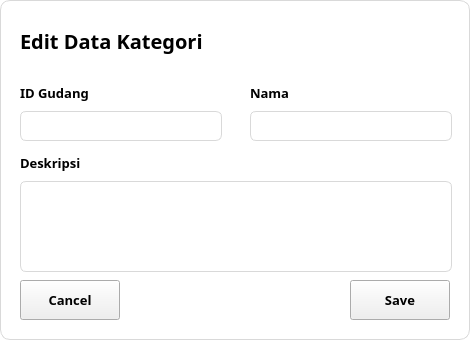
Above: ui/categoryEditDialog.ui from iKzuu/mini-erp before the change. Below: the same form after it.
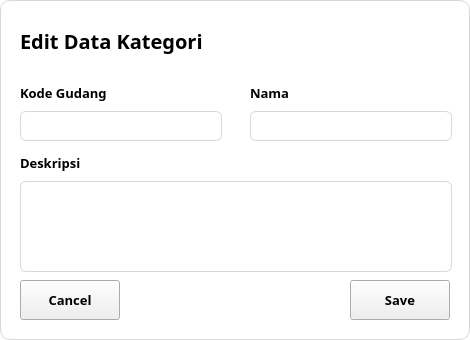
That is the form after the change. Icons and pictures are not drawn.

Commit message: update objectName and label

What changed in the file:
```diff
--- a/ui/categoryEditDialog.ui
+++ b/ui/categoryEditDialog.ui
@@ -37,7 +37,7 @@
     <rect>
      <x>20</x>
      <y>20</y>
-     <width>241</width>
+     <width>243</width>
      <height>42</height>
     </rect>
    </property>
@@ -157,7 +157,7 @@
        </font>
       </property>
       <property name="text">
-       <string>ID Gudang</string>
+       <string>Kode Gudang</string>
       </property>
      </widget>
     </item>
```
Left out of the diff: 3 changed lines with no effect on the pictures. The commit also changes 3 other files.
